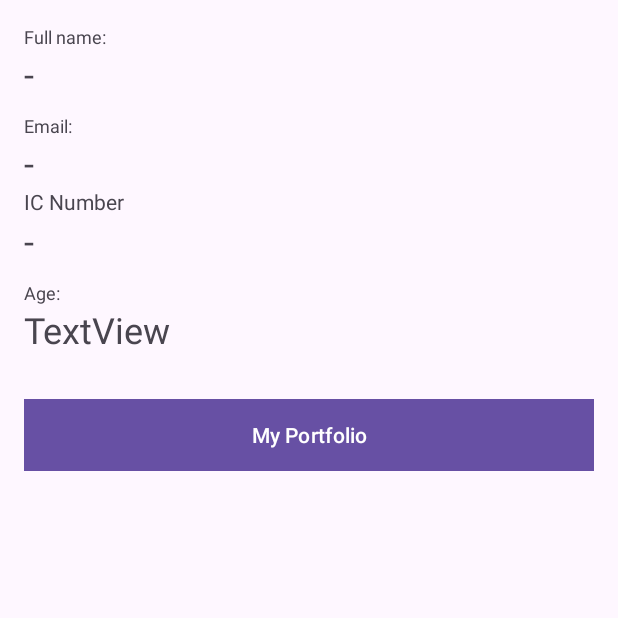
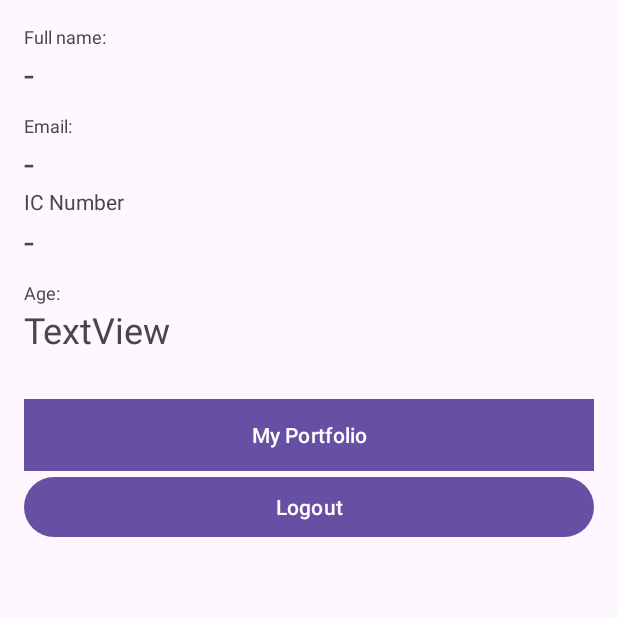
Before and after one commit to fare4z/MyCVDDT, an Android app: the ProfileActivity screen opened directly, with no data from a screen before it, on a phone screen of 412 x 824 dp, the top half of it. Run offline under Robolectric (Android 15) with nearby library versions, the phone set to English and light mode, and no system bars.

Commit message:
update profile

```diff
--- a/app/src/main/java/com/fare4z/mycv/ProfileActivity.java
+++ b/app/src/main/java/com/fare4z/mycv/ProfileActivity.java
@@ -9,6 +9,7 @@ import android.os.Bundle;
 import android.view.View;
 import android.widget.Button;
 import android.widget.TextView;
+import android.widget.Toast;
 
 import java.time.LocalDate;
 import java.time.format.DateTimeFormatter;
@@ -16,9 +17,9 @@ import java.time.format.DateTimeFormatter;
 public class ProfileActivity extends AppCompatActivity {
 
     TextView tvName,tvEmail,tvNRIC,tvAge;
-    Button btn_portfolio;
+    Button btn_portfolio, btnLogout;
 
-    SharedPreferences spUser;
+    SharedPreferences spUser, sp;
 
     @Override
     protected void onCreate(Bundle savedInstanceState) {
@@ -31,7 +32,9 @@ public class ProfileActivity extends AppCompatActivity {
         tvAge = findViewById(R.id.tvAge);
         btn_portfolio = findViewById(R.id.btn_portfolio);
         spUser = getSharedPreferences("prefUser", Context.MODE_PRIVATE);
+        sp = getSharedPreferences("prefLogin", Context.MODE_PRIVATE);
 
+        btnLogout = findViewById(R.id.btnLogout);
         Bundle bundle = getIntent().getExtras();
 
         if(bundle != null) {
@@ -53,6 +56,21 @@ public class ProfileActivity extends AppCompatActivity {
                 startActivity(i);
             }
         });
+
+        btnLogout.setOnClickListener(new View.OnClickListener() {
+            @Override
+            public void onClick(View view) {
+
+                SharedPreferences.Editor editor = sp.edit();
+                editor.clear();
+                editor.apply();
+
+                Toast.makeText(ProfileActivity.this, "Logout!", Toast.LENGTH_SHORT).show();
+                Intent i = new Intent(getApplicationContext(), LoginActivity.class);
+                startActivity(i);
+
+            }
+        });
     }
 
 
--- a/app/src/main/res/layout/activity_profile.xml
+++ b/app/src/main/res/layout/activity_profile.xml
@@ -76,6 +76,12 @@
             android:background="@color/colorAccent"
             android:text="My Portfolio" />
 
+        <Button
+            android:id="@+id/btnLogout"
+            android:layout_width="match_parent"
+            android:layout_height="wrap_content"
+            android:text="Logout" />
+
     </LinearLayout>
 
 </LinearLayout>
```
Also changed, not shown: app/src/main/java/com/fare4z/mycv/LoginActivity.java (+7 -0 lines).
